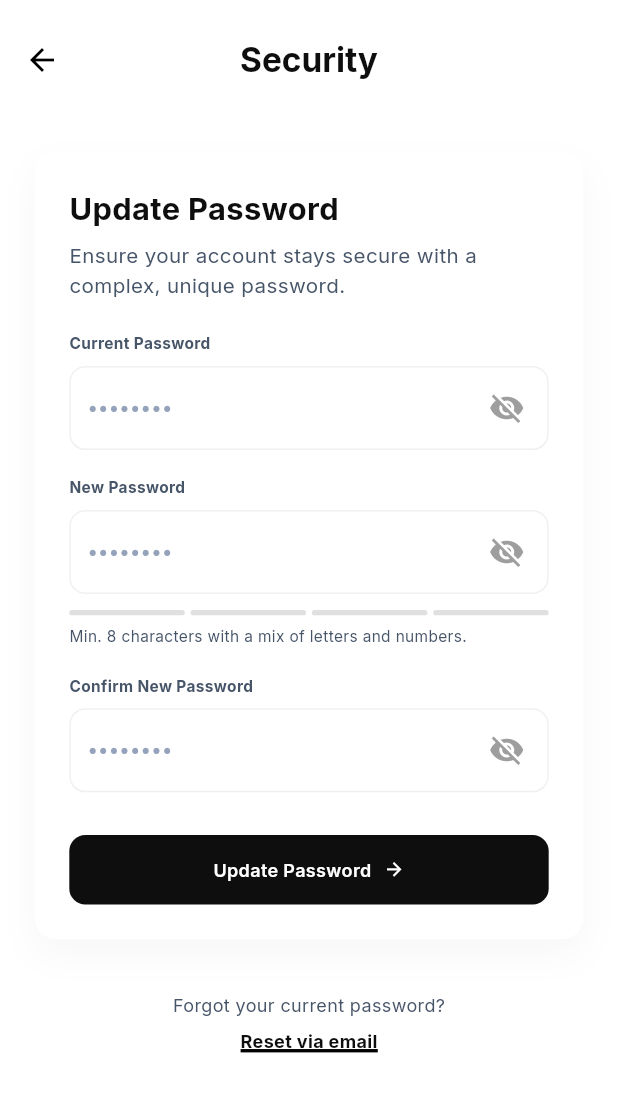
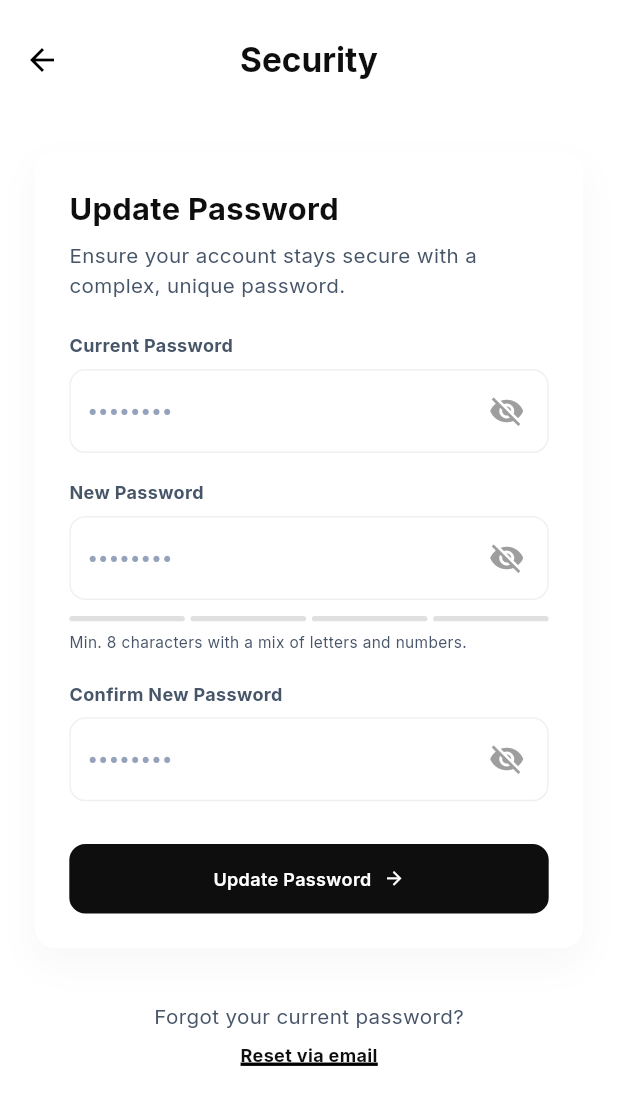
Before and after one commit to codeMAHDI/ALFRED-AI-CHATBOT, a Flutter app: the SecuritySettingsScreen screen opened by its route, on a phone screen of 412 x 824 dp. Shown: the top 1105 px of the screen. Run offline on Flutter 3.47's test engine with Material 3 defaults, Android fonts, the phone set to English and light mode, and no system bars; our stand-ins replace cached_network_image, flutter_screenutil, flutter_spinkit, flutter_svg, fluttertoast, get and 4 more; accounts and stored records are empty.

Commit message:
started optimizing code: completed(Profile screen)

```diff
--- a/App Developer/catellio25/lib/features/profile/views/security_settings_screen.dart
+++ b/App Developer/catellio25/lib/features/profile/views/security_settings_screen.dart
@@ -62,7 +62,7 @@ class SecuritySettingsScreen extends GetView<ProfileController> {
                     children: [
                       CustomText(
                         text: "Current Password",
-                        fontSize: 12.sp,
+                        fontSize: 14.sp,
                         fontWeight: FontWeight.bold,
                         color: AppColors.greyShade,
                       ),
@@ -83,7 +83,7 @@ class SecuritySettingsScreen extends GetView<ProfileController> {
                     children: [
                       CustomText(
                         text: "New Password",
-                        fontSize: 12.sp,
+                        fontSize: 14.sp,
                         fontWeight: FontWeight.bold,
                         color: AppColors.greyShade,
                       ),
@@ -125,7 +125,7 @@ class SecuritySettingsScreen extends GetView<ProfileController> {
                     children: [
                       CustomText(
                         text: "Confirm New Password",
-                        fontSize: 12.sp,
+                        fontSize: 14.sp,
                         fontWeight: FontWeight.bold,
                         color: AppColors.greyShade,
                       ),
@@ -162,7 +162,7 @@ class SecuritySettingsScreen extends GetView<ProfileController> {
 
             CustomText(
               text: "Forgot your current password?",
-              fontSize: 14.sp,
+              fontSize: 16.sp,
               color: AppColors.greyShade,
             ),
             SizedBox(height: 8.h),
--- a/App Developer/catellio25/lib/features/profile/views/terms_conditions_screen.dart
+++ b/App Developer/catellio25/lib/features/profile/views/terms_conditions_screen.dart
@@ -89,6 +89,7 @@ class TermsConditionsScreen extends GetView<ProfileController> {
                     fontSize: 12.sp,
                     color: AppColors.greyShade,
                     textAlign: TextAlign.center,
+                    maxLines: 4,
                   ),
                   SizedBox(height: 16.h),
                   GestureDetector(
@@ -137,6 +138,7 @@ class TermsConditionsScreen extends GetView<ProfileController> {
           CustomText(
             text: content,
             fontSize: 14.sp,
+            maxLines: 10,
             color: AppColors.greyShade,
           ),
         ],
--- a/App Developer/catellio25/lib/features/profile/widgets/profile_widgets.dart
+++ b/App Developer/catellio25/lib/features/profile/widgets/profile_widgets.dart
@@ -277,7 +277,8 @@ class ProfileWidgets {
                 SizedBox(height: 12.h),
                 CustomText(
                   text: "Are you sure you want to end your session with Alfred? Your curated itineraries remain safe.",
-                  fontSize: 12.sp,
+                  fontSize: 14.sp,
+                  maxLines: 4,
                   color: AppColors.greyShade,
                   textAlign: TextAlign.center,
                 ),
```
Also changed, not shown: App Developer/catellio25/lib/features/profile/views/notification_settings_screen.dart (+6 -3 lines), App Developer/catellio25/lib/features/profile/views/privacy_policy_screen.dart (+5 -2 lines).
